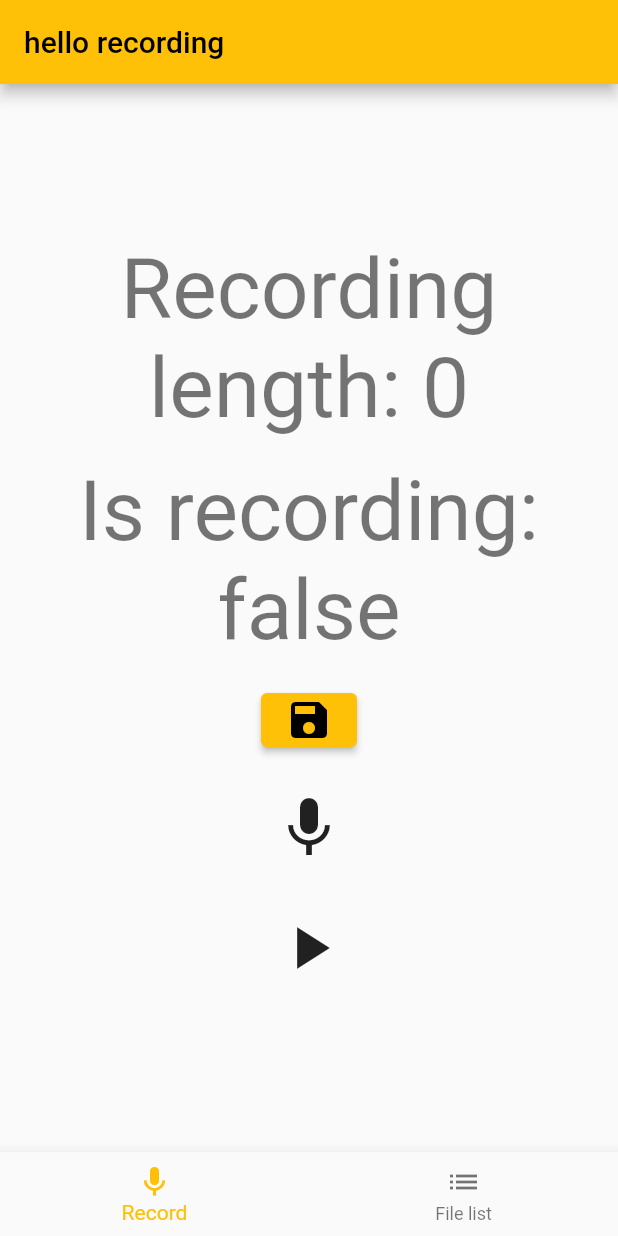
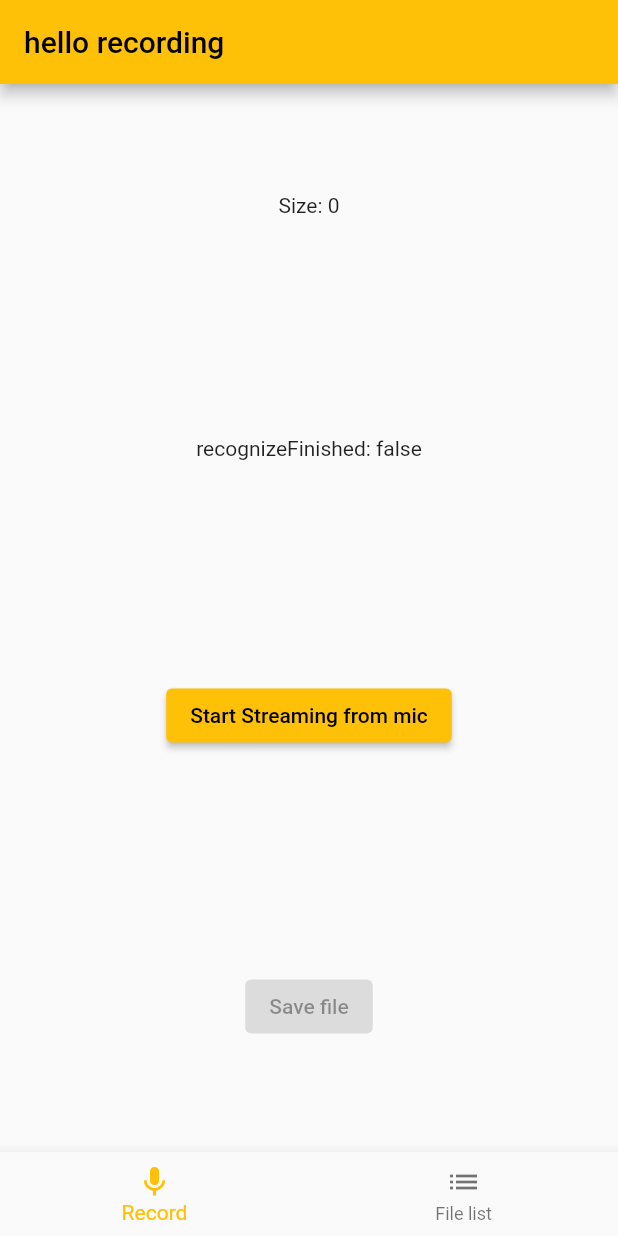
Before and after one commit to kassfir/audio_recorder_app, a Flutter app: the screen it shows after launch, on a phone screen of 412 x 824 dp. Run offline on Flutter 3.47's test engine with Material 2 defaults, Android fonts, the phone set to English and light mode, and no system bars; our stand-ins replace audioplayers, rxdart; missing offline and left inert: google_speech, mic_stream.

Commit message:
combined file saving with google cloud speecht to text

```diff
--- a/lib/screens/record_screen.dart
+++ b/lib/screens/record_screen.dart
@@ -1,23 +1,20 @@
 import 'dart:async';
+import 'dart:developer';
 import 'dart:io';
-import 'dart:core';
-import 'dart:developer';
-import 'dart:typed_data';
 
-import 'package:audioplayers/audioplayers.dart';
 import 'package:flutter/material.dart';
-
+import 'package:flutter/services.dart' show rootBundle;
+import 'package:google_speech/google_speech.dart';
+import 'package:path_provider/path_provider.dart';
+import 'package:rxdart/rxdart.dart';
 import 'package:mic_stream/mic_stream.dart';
-import 'package:path_provider/path_provider.dart';
 import 'package:uuid/uuid.dart';
-import 'package:google_speech/google_speech.dart';
-import 'package:rxdart/rxdart.dart';
 
 class RecordScreen extends StatefulWidget {
   const RecordScreen({Key? key}) : super(key: key);
 
   @override
-  State<RecordScreen> createState() => RecordScreenState();
+  State<StatefulWidget> createState() => _RecordScreenState();
 }
 
 enum Command {
@@ -26,91 +23,103 @@ enum Command {
   change,
 }
 
-class RecordScreenState extends State<RecordScreen> {
-  bool _isRecording = false;
+class _RecordScreenState extends State<RecordScreen> {
+  bool isInit = true;
   Stream<List<int>>? stream;
-  final List<int> _bytes = [];
-  StreamSubscription<List<int>>? streamSubscription;
-  final AudioPlayer _player = AudioPlayer();
-
-  BehaviorSubject<List<int>>? _audioStream;
 
   bool recognizing = false;
   bool recognizeFinished = false;
   String text = '';
-
   StreamSubscription<List<int>>? _audioStreamSubscription;
-
-  late final serviceAccount =
-      ServiceAccount.fromFile(File('../config/credentials.json'));
-
-  late final speechToText = SpeechToText.viaServiceAccount(serviceAccount);
-
-  final _sampleRate = 44100;
-
-  late final config = RecognitionConfig(
-    encoding: AudioEncoding.LINEAR16,
-    audioChannelCount: 1,
-    model: RecognitionModel.basic,
-    enableAutomaticPunctuation: true,
-    sampleRateHertz: _sampleRate,
-    languageCode: 'en-US',
-  );
-
-  late final StreamingRecognitionConfig streamingConfig =
-      StreamingRecognitionConfig(config: config, interimResults: true);
-
-  late final Stream responseStream;
+  BehaviorSubject<List<int>>? _audioStream;
+  final List<int> _bytes = [];
 
   late final List<int> _headers =
-      getHeaders(channels: 1, sampleRate: _sampleRate, size: _bytes.length);
-
-  //variable for didChangeDependencies because MicStream needs context which
-  //initState does not provide.
-  bool _isInitializing = true;
+      getHeaders(channels: 1, sampleRate: 44100, size: _bytes.length);
 
   @override
   void didChangeDependencies() async {
-    if (_isInitializing) {
+    if (isInit) {
+      log('didchange dependencies');
       stream = await MicStream.microphone(
-        sampleRate: _sampleRate,
+        sampleRate: 44100,
         channelConfig: ChannelConfig.CHANNEL_IN_MONO,
         audioFormat: AudioFormat.ENCODING_PCM_16BIT,
       );
 
-      responseStream =
-          speechToText.streamingRecognize(streamingConfig, stream!);
-      responseStream.listen((event) {
-        log('listening');
-        log(event.results.toString());
-      });
-
-      streamSubscription = stream!.listen((samples) {
-        if (_isRecording) {
-          _bytes.addAll(samples);
-          setState(() {});
-        }
-      });
-
-      setState(() {
-        _isInitializing = true;
-      });
+      isInit = false;
     }
     super.didChangeDependencies();
   }
 
-  void _startRecording() {
+  void streamingRecognize() async {
+    log('streaming recognize');
+    _audioStream = BehaviorSubject<List<int>>();
+
     _bytes.clear();
+    _bytes.addAll(_headers);
 
-    //automatically add headers when beginning recording
-    _bytes.addAll(_headers);
-    _isRecording = true;
-    setState(() {});
+    stream!.listen((event) {
+      if (recognizing) {
+        _audioStream!.add(event);
+        _bytes.addAll(event);
+        setState(() {});
+      }
+    });
+
+    setState(() {
+      recognizing = true;
+    });
+
+    final serviceAccount = ServiceAccount.fromString(
+        await rootBundle.loadString('lib/assets/c.json'));
+
+    final speechToText = SpeechToText.viaServiceAccount(serviceAccount);
+    final config = _getConfig();
+
+    final responseStream = speechToText.streamingRecognize(
+      StreamingRecognitionConfig(
+        config: config,
+        interimResults: true,
+        singleUtterance: false,
+      ),
+      _audioStream!,
+    );
+
+    var responseText = '';
+
+    responseStream.listen((data) {
+      log(data.writeToJson());
+      final currentText =
+          data.results.map((e) => e.alternatives.first.transcript).join('\n');
+
+      log(data.results.first.isFinal.toString());
+
+      if (data.results.first.isFinal) {
+        responseText += '\n' + currentText;
+        setState(() {
+          text = responseText;
+          recognizeFinished = true;
+        });
+      } else {
+        setState(() {
+          text = responseText + '\n' + currentText;
+          recognizeFinished = true;
+        });
+      }
+    }, onDone: () {
+      setState(() {
+        recognizing = false;
+      });
+    });
   }
 
-  void _stopRecording() {
-    _isRecording = false;
-    setState(() {});
+  void stopRecording() async {
+    await _audioStreamSubscription?.cancel();
+    await _audioStream?.close();
+    setState(() {
+      recognizing = false;
+    });
   }
 
   void _saveFile() async {
@@ -122,62 +131,64 @@ class RecordScreenState extends State<RecordScreen> {
     log(filePath);
   }
 
+  RecognitionConfig _getConfig() => RecognitionConfig(
+        encoding: AudioEncoding.LINEAR16,
+        model: RecognitionModel.basic,
+        enableAutomaticPunctuation: true,
+        sampleRateHertz: 44100,
+        languageCode: 'en-US',
+      );
+
   @override
   Widget build(BuildContext context) {
-    return SizedBox(
-      width: MediaQuery.of(context).size.width,
-      height: MediaQuery.of(context).size.height,
+    return Scaffold(
+      body: Center(
+        child: Column(
+          mainAxisAlignment: MainAxisAlignment.spaceAround,
+          children: <Widget>[
+            Text('Size: ${_bytes.length}'),
+            Text('recognizeFinished: $recognizeFinished'),
+            if (recognizeFinished)
+              _RecognizeContent(
+                text: text,
+              ),
+            ElevatedButton(
+              onPressed: recognizing ? stopRecording : streamingRecognize,
+              child: recognizing
+                  ? const Text('Stop recording')
+                  : const Text('Start Streaming from mic'),
+            ),
+            ElevatedButton(
+              onPressed: _bytes.isNotEmpty ? _saveFile : null,
+              child: Text('Save file'),
+            ),
+          ],
+        ),
+      ),
+    );
+  }
+}
+
+class _RecognizeContent extends StatelessWidget {
+  final String? text;
+
+  const _RecognizeContent({Key? key, this.text}) : super(key: key);
+
+  @override
+  Widget build(BuildContext context) {
+    return Padding(
+      padding: const EdgeInsets.all(16.0),
       child: Column(
-        crossAxisAlignment: CrossAxisAlignment.center,
-        mainAxisAlignment: MainAxisAlignment.center,
-        children: [
-          Text(
-            'Recording length: ${_bytes.length}',
-            style: Theme.of(context).textTheme.headline2,
-            textAlign: TextAlign.center,
+        children: <Widget>[
+          const Text(
+            'The text recognized by the Google Speech Api:',
           ),
           const SizedBox(
             height: 16.0,
           ),
           Text(
-            'Is recording: $_isRecording',
-            style: Theme.of(context).textTheme.headline2,
-            textAlign: TextAlign.center,
-          ),
-          const SizedBox(
-            height: 16.0,
-          ),
-          ElevatedButton(
-            onPressed: () {
-              _saveFile();
-            },
-            child: const Icon(
-              Icons.save,
-              size: 32.0,
-            ),
-          ),
-          const SizedBox(
-            height: 16.0,
-          ),
-          IconButton(
-            icon: _isRecording ? const Icon(Icons.stop) : const Icon(Icons.mic),
-            onPressed: () =>
-                _isRecording ? _stopRecording() : _startRecording(),
-            iconSize: 48.0,
-          ),
-          const SizedBox(
-            height: 16.0,
-          ),
-          IconButton(
-            icon: const Icon(Icons.play_arrow),
-            onPressed: () {
-              _player.play(
-                BytesSource(
-                  Uint8List.fromList(_bytes),
-                ),
-              );
-            },
-            iconSize: 48.0,
+            text ?? '---',
+            style: Theme.of(context).textTheme.bodyText1,
           ),
         ],
       ),
@@ -191,8 +202,10 @@ List<int> getHeaders({
   required int channels,
   required int sampleRate,
 }) {
-  final fileSize = size + 36;
-  final int byteRate = ((16 * sampleRate * channels) / 8).round();
+  final int headerLength = 36;
+  final fileSize = size + headerLength;
+  final bitRate = 16;
+  final int byteRate = ((bitRate * sampleRate * channels) / 8).round();
 
   return [
     // "RIFF"
--- a/pubspec.yaml
+++ b/pubspec.yaml
@@ -66,8 +66,8 @@ flutter:
   uses-material-design: true
 
   # To add assets to your application, add an assets section, like this:
-  # assets:
-  #   - images/a_dot_burr.jpeg
+  assets:
+    - lib/assets/c.json
   #   - images/a_dot_ham.jpeg
 
   # An image asset can refer to one or more resolution-specific "variants", see
```
Also changed, not shown: lib/assets/example.c.json (added, +12 -0 lines), 2 other files.
